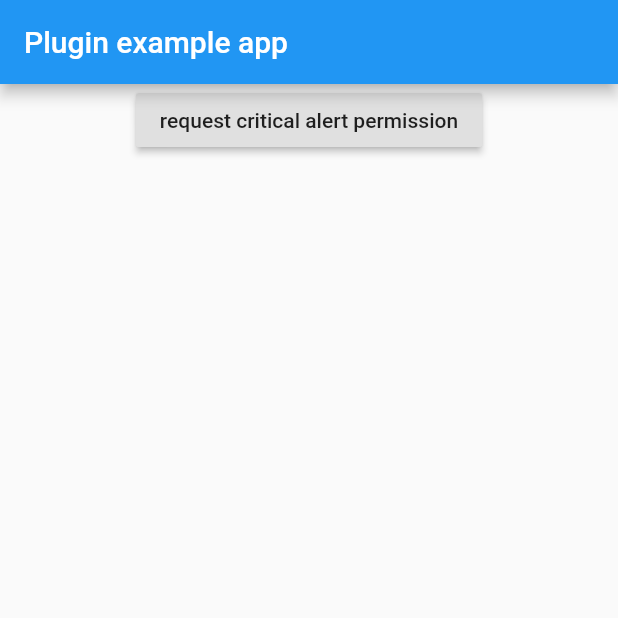
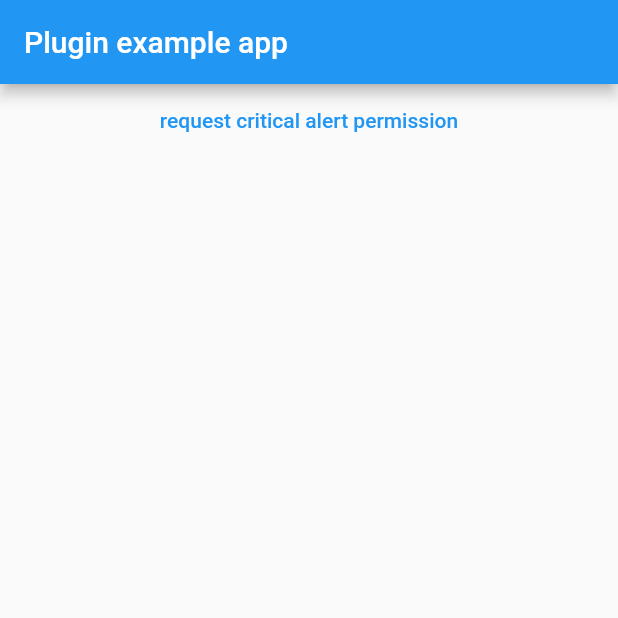
Before and after one commit to lucaspal/flutter_critical_alert_permission_ios, a Flutter app: the screen it shows after launch, on a phone screen of 412 x 824 dp, the top half of it. Run offline on Flutter 3.47's test engine with Material 2 defaults, Android fonts, the phone set to English and light mode, and no system bars.

```diff
--- a/example/lib/main.dart
+++ b/example/lib/main.dart
@@ -39,7 +39,7 @@ class _MyAppState extends State<MyApp> {
         body: Center(
           child: Column(
             children: [
-              RaisedButton(
+              TextButton(
                 onPressed: () => FlutterCriticalAlertPermissionIos.requestCriticalAlertPermission(),
                 child: Text('request critical alert permission'),
               )
--- a/pubspec.yaml
+++ b/pubspec.yaml
@@ -1,11 +1,10 @@
 name: flutter_critical_alert_permission_ios
 description: Request critical alerts on iOS directly from Dart code.
-version: 0.0.2
-author: Luca Spalierno <spalierno@gmail.com>
+version: 0.1.0
 homepage: https://github.com/lucaspal/flutter_critical_alert_permission_ios.git
 
 environment:
-  sdk: ">=2.7.0 <3.0.0"
+  sdk: '>=2.12.0 <3.8.0'
   flutter: ">=1.20.0"
 
 dependencies:
```
Also changed, not shown: example/pubspec.lock, pubspec.lock, 2 other files.
